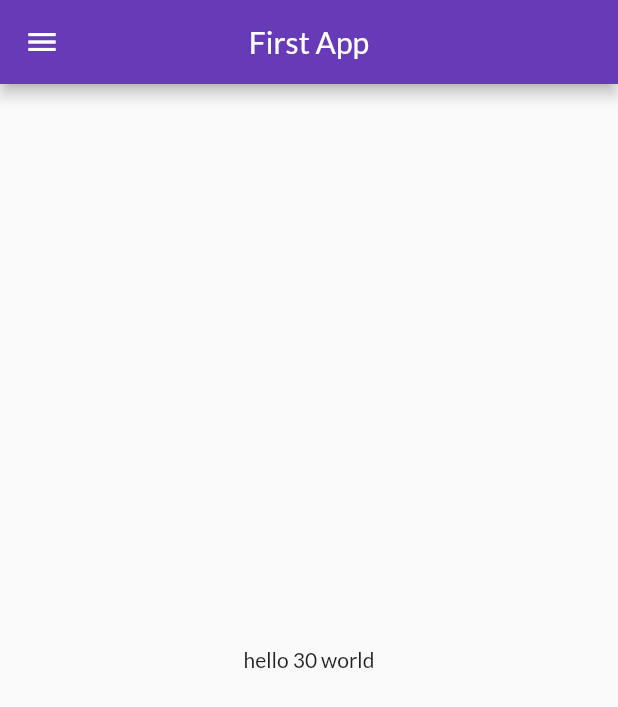
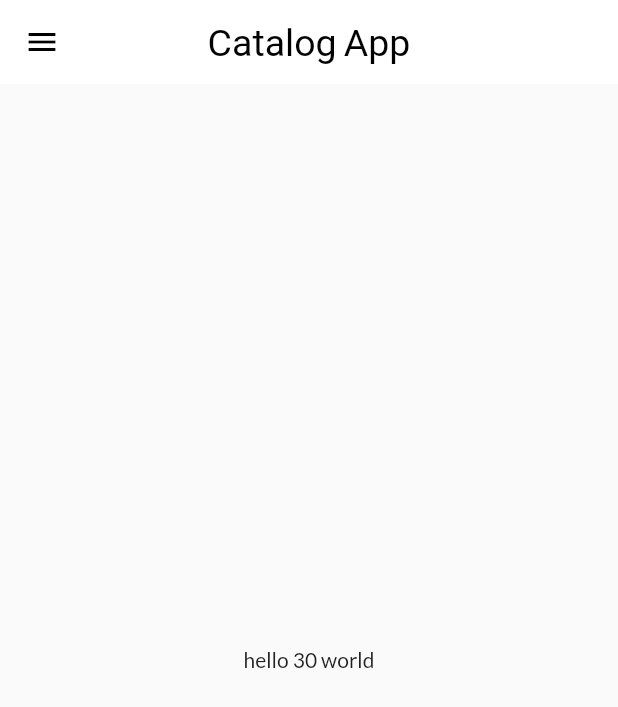
Before and after one commit to FoxxPratikSau/learning-flutter, a Flutter app: the Homepage screen opened by its route, on a phone screen of 412 x 824 dp. Shown: the top 707 px of the screen. Run offline on Flutter 3.47's test engine with Material 2 defaults, Android fonts, the phone set to English and light mode, and no system bars; our stand-ins replace google_fonts.

Commit message:
theme made

```diff
--- a/flutter_application_1/lib/Pages/home_page.dart
+++ b/flutter_application_1/lib/Pages/home_page.dart
@@ -11,7 +11,11 @@ class Homepage extends StatelessWidget {
     int days =30;
     return Scaffold(
       appBar: AppBar(
-        title: Text("First App"),
+        // backgroundColor: Colors.white,
+        // elevation: 0.0,
+        //iconTheme: IconThemeData(color: Colors.deepPurple),
+
+        title: Text("Catalog App"),
         centerTitle: true,
       ),
       body: Center(
--- a/flutter_application_1/lib/main.dart
+++ b/flutter_application_1/lib/main.dart
@@ -3,7 +3,9 @@ import 'package:flutter/material.dart';
 import 'package:flutter_application_1/Pages/home_page.dart';
 import 'package:flutter_application_1/Pages/login_page.dart';
 import 'package:flutter_application_1/utils/routes.dart';
+import 'package:flutter_application_1/widgets/themes.dart';
 import 'package:google_fonts/google_fonts.dart';
+
 void main(){
   runApp(Myapp());
 }
@@ -17,13 +19,8 @@ class Myapp extends StatelessWidget {
 
     return MaterialApp(
       themeMode: ThemeMode.system,
-      theme: ThemeData(
-        primarySwatch: Colors.deepPurple,
-        fontFamily: GoogleFonts.lato().fontFamily,
-        primaryTextTheme: GoogleFonts.latoTextTheme()
-        ),
-      darkTheme: ThemeData(brightness: Brightness.dark
-      ),
+      theme: MyTheme.lightTheme(context) ,
+      darkTheme: MyTheme.darkTheme(context),
       debugShowCheckedModeBanner: false, //to remove debug banner
       initialRoute: "/login",
       routes: {
--- /dev/null
+++ b/flutter_application_1/lib/widgets/themes.dart
@@ -0,0 +1,26 @@
+//ignore_for_file: prefer_const_constructors
+import 'package:flutter/material.dart';
+import 'package:google_fonts/google_fonts.dart';
+
+class MyTheme{
+   static ThemeData lightTheme(BuildContext context) => ThemeData(
+        primarySwatch: Colors.deepPurple,
+        fontFamily: GoogleFonts.lato().fontFamily,
+        //primaryTextTheme: GoogleFonts.latoTextTheme(),
+        appBarTheme: AppBarTheme(
+          color: Colors.white,
+          elevation: 0.0,
+          iconTheme: IconThemeData(color: Colors.black),
+          titleTextStyle: TextStyle(
+            color: Colors.black,
+            fontSize: 25.0,
+            ),
+
+        )
+      );
+
+      static ThemeData darkTheme(BuildContext context) => ThemeData(
+        brightness: Brightness.dark,
+      );
+
+}
```
